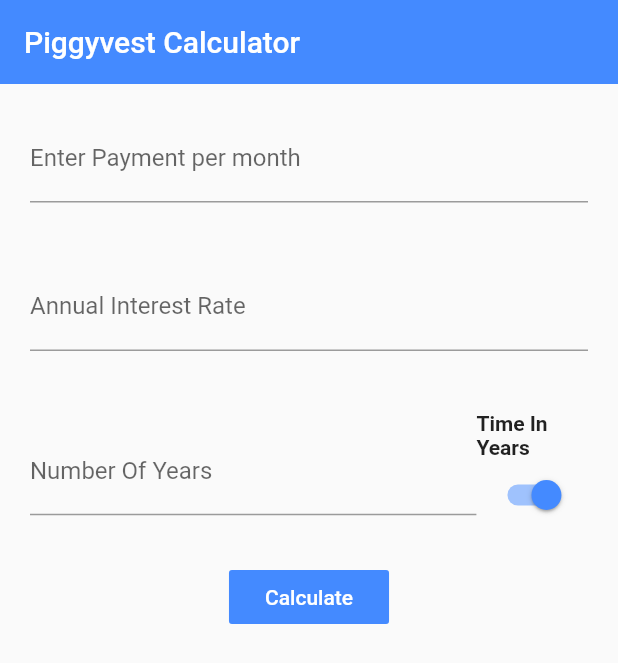
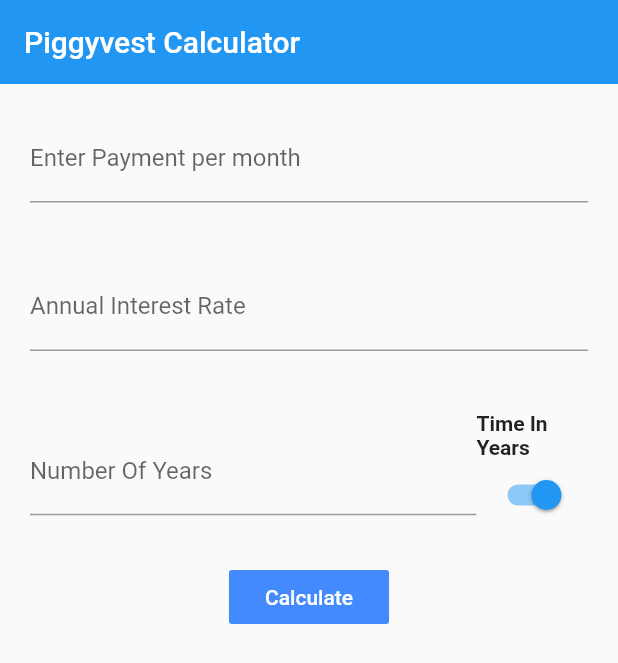
Before and after one commit to Jzjudith/Piggyvest-Calculator, a Flutter app: the screen it shows after launch, after a tap on "Calculate", on a phone screen of 412 x 824 dp. Shown: the top 663 px of the screen. Run offline on Flutter 3.47's test engine with Material 2 defaults, Android fonts, the phone set to English and light mode, and no system bars.

Commit message:
Update main.dart

```diff
--- a/piggyvest_calculator/lib/main.dart
+++ b/piggyvest_calculator/lib/main.dart
@@ -1,12 +1,13 @@
 import "package:flutter/material.dart";
 import "dart:math";
+
 
 void main() => runApp(
   MaterialApp(
     title: 'Piggy Calculator',
     theme: ThemeData(
-      primaryColor: Colors.blueAccent,
-      accentColor: Colors.blueAccent,
+      primaryColor: Colors.blue,
+      accentColor: Colors.blue,
     ),
 
     home: HomeScreen()
@@ -80,7 +81,7 @@ class HomeScreenState extends State<HomeScreen> {
                           labelText: "Number Of Years"
                         ),
                         keyboardType: TextInputType.number,
-                      )
+                      ),
                     ),
 
                     Flexible(
@@ -91,13 +92,12 @@ class HomeScreenState extends State<HomeScreen> {
                             'Time In Years',
                             style: TextStyle(
                               fontWeight: FontWeight.bold
-                            )
+                            ),
                           ),
                           Switch(
                             value: _switchValue,
                             onChanged: (bool value) {
                               print(value);
-
                               if( value ) {
                                 _monthsInYear = _monthsInYears[1];
                               } else {
@@ -107,57 +107,57 @@ class HomeScreenState extends State<HomeScreen> {
                                 _switchValue = value;
                               });
                             }
-
-                          )
-                        ]
-                      )
-                    )
+                          ),
+                        ],
+                      ),
+                    ),
                   ],
-                )
-
+                ),
               ),
 
               Flexible(
                 fit: FlexFit.loose,
                 child: FlatButton(
-                  onPressed: _handleCalculation,
                   child: Text("Calculate"),
-                  color: Colors.blueAccent,
-                  textColor: Colors.white,
-                  padding: EdgeInsets.only(top: 10.0, bottom: 10.0, left: 24.0, right: 24.0)
-                )
+                    onPressed: () {
+                    _handleCalculation (); },
+                    color: Colors.blueAccent,
+                    textColor: Colors.white,
+                    padding: EdgeInsets.only(top: 10.0, bottom: 10.0, left: 24.0, right: 24.0)
+                ),
               ),
 
             ],
-          )
-        )
-      )
+          ),
+        ),
+      ),
     );
   }
 
   void _handleCalculation() {
 
     //  Compounded Interest
-    //  FV = PPM * (((1 + r/n)nt - 1) / (r/n))
-    //  FV = Future value
-    //  PPM = Payment per momth
+    //  F = P * (((1 + r/n)nt - 1) / (r/n))
+    //  F = Future value
+    //  P = Payment per month
     //  r = Annual interest rate
     //  n = total number of payments or periods
 
-    double FV = 0.0;
-    int PPM = int.parse(_paymentPerMonth.text);
+    double F = 0.0;
+    int P = int.parse(_paymentPerMonth.text);
     double r = int.parse(_interestRate.text) / 12 / 100;
     int t = int.parse(_timeInYears.text);
     int n = _monthsInYear == "Year(s)" ? int.parse(_timeInYears.text) * 12  : int.parse(_timeInYears.text);
 
-    FV = PPM *    ((pow((1 + r/n), n*t) - 1) / (r/n));
+    F = P * ((pow((1 + r/n), n*t) - 1) / (r/n));
 
-    _compoundedInterest = FV.toStringAsFixed(2);
+    _compoundedInterest = F.toStringAsFixed(2);
     setState(() {
+
     });
   }
 
-  Widget compoundedInterest(compoundedInterest) {
+ Widget compoundedInterest(compoundedInterest) {
     bool canShow = false;
     String _compoundedInterest = compoundedInterest;
 
@@ -177,12 +177,13 @@ class HomeScreenState extends State<HomeScreen> {
           ),
           Container(
             child: Text(_compoundedInterest,
-            style: TextStyle(
+              style: TextStyle(
               fontSize: 50.0,
               fontWeight: FontWeight.bold
-            ))
-          )
-        ]
+              ),
+            ),
+          ),
+        ],
       ) : Container()
     );
   }
```
